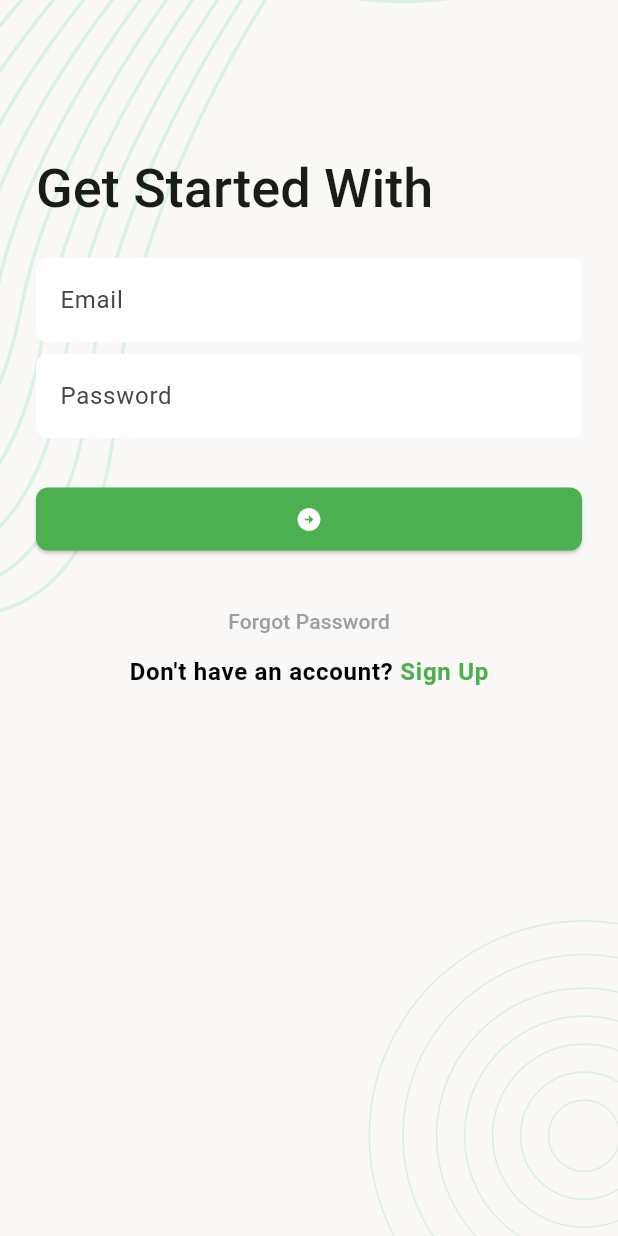
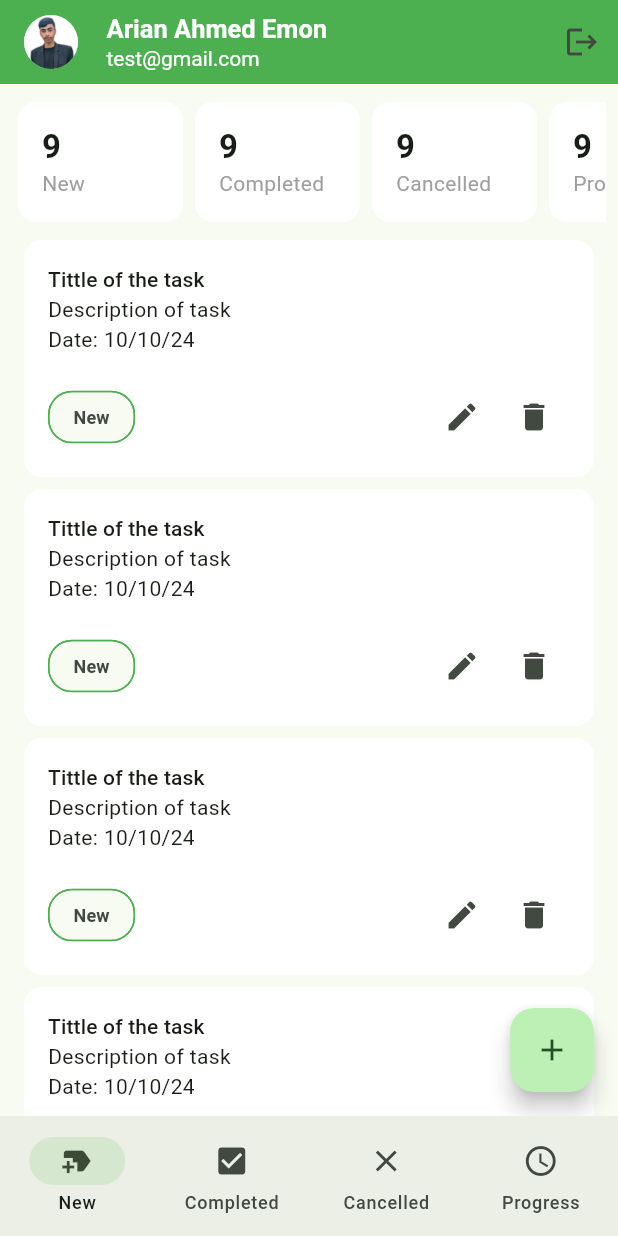
Before and after one commit to arian-ahamed-emon/simple_task_manager-, a Flutter app: the SignInScreen screen opened directly, after a tap on the "arrow circle right" icon, on a phone screen of 412 x 824 dp. Run offline on Flutter 3.47's test engine with Material 3 defaults, Android fonts, the phone set to English and light mode, and no system bars; our stand-ins replace flutter_svg, pin_code_fields.

Commit message:
updated ui

```diff
--- a/lib/app.dart
+++ b/lib/app.dart
@@ -19,6 +19,7 @@ class _TaskManagerState extends State<TaskManager> {
           inputDecorationTheme: _inputDecorationTheme(),
           elevatedButtonTheme: _elevatedButtonThemeData()),
       home: const SplashScreen(),
+      debugShowCheckedModeBanner: false,
     );
   }
 }
@@ -28,7 +29,7 @@ ElevatedButtonThemeData _elevatedButtonThemeData() {
     style: ElevatedButton.styleFrom(
         backgroundColor: AppColors.themecolor,
         foregroundColor: Colors.white,
-        padding: EdgeInsets.symmetric(horizontal: 16, vertical: 12),
+        padding: const EdgeInsets.symmetric(horizontal: 16, vertical: 12),
         fixedSize: const Size.fromWidth(double.maxFinite),
         shape: RoundedRectangleBorder(borderRadius: BorderRadius.circular(8))),
   );
--- a/lib/ui/screens/forgot_password_email_screen.dart
+++ b/lib/ui/screens/forgot_password_email_screen.dart
@@ -89,7 +89,7 @@ class _ForgotPasswordEmailScreenState extends State<ForgotPasswordEmailScreen> {
         children: [
           TextSpan(
             text: "Sign in",
-            style: TextStyle(color: AppColors.themecolor),
+            style: const TextStyle(color: AppColors.themecolor),
             recognizer: TapGestureRecognizer()
               ..onTap = () {
                 Navigator.pop(context);
@@ -104,7 +104,7 @@ class _ForgotPasswordEmailScreenState extends State<ForgotPasswordEmailScreen> {
     Navigator.push(
       context,
       MaterialPageRoute(
-        builder: (context) => ForgotPasswordOtpScreen(),
+        builder: (context) => const ForgotPasswordOtpScreen(),
       ),
     );
   }
--- /dev/null
+++ b/lib/ui/screens/main_bottom_nav_bar_screen.dart
@@ -0,0 +1,45 @@
+import 'package:flutter/material.dart';
+import 'package:task_manager/ui/screens/cancelled_task_screen.dart';
+import 'package:task_manager/ui/screens/compeleted_task_screen.dart';
+import 'package:task_manager/ui/screens/new_task_screen.dart';
+import 'package:task_manager/ui/screens/progress_task_screen.dart';
+import 'package:task_manager/ui/widgets/tm_app_bar.dart';
+
+class MainBottomNavBarScreen extends StatefulWidget {
+  const MainBottomNavBarScreen({super.key});
+
+  @override
+  State<MainBottomNavBarScreen> createState() => _MainBottomNavBarScreenState();
+}
+
+class _MainBottomNavBarScreenState extends State<MainBottomNavBarScreen> {
+  int _selectedIndex = 0;
+  final List<Widget> _screens = const [
+    NewTaskScreen(),
+    CompletedTaskScreen(),
+    CancelledTaskScreen(),
+    ProgressTaskScreen()
+  ];
+
+  @override
+  Widget build(BuildContext context) {
+    return Scaffold(
+      appBar: const TMAppBar(),
+      body: _screens[_selectedIndex],
+      bottomNavigationBar: NavigationBar(
+          selectedIndex: _selectedIndex,
+          onDestinationSelected: (int index) {
+            _selectedIndex = index;
+            setState(() {});
+          },
+          destinations: const [
+            NavigationDestination(icon: Icon(Icons.new_label), label: 'New'),
+            NavigationDestination(
+                icon: Icon(Icons.check_box), label: 'Completed'),
+            NavigationDestination(icon: Icon(Icons.close), label: 'Cancelled'),
+            NavigationDestination(
+                icon: Icon(Icons.access_time_outlined), label: 'Progress'),
+          ]),
+    );
+  }
+}
--- /dev/null
+++ b/lib/ui/screens/new_task_screen.dart
@@ -0,0 +1,78 @@
+import 'package:flutter/material.dart';
+import 'package:task_manager/ui/screens/add_new_task_screen.dart';
+import 'package:task_manager/ui/widgets/task_card.dart';
+
+import '../widgets/task_summary_card.dart';
+
+class NewTaskScreen extends StatefulWidget {
+  const NewTaskScreen({super.key});
+
+  @override
+  State<NewTaskScreen> createState() => _NewTaskScreenState();
+}
+
+class _NewTaskScreenState extends State<NewTaskScreen> {
+  @override
+  Widget build(BuildContext context) {
+    return Scaffold(
+      body: Column(
+        children: [
+          buildSummarySection(),
+          Expanded(
+            child: ListView.separated(
+              itemCount: 10,
+              itemBuilder: (context, index) {
+                return const TaskCard();
+              },
+              separatorBuilder: (context, index) {
+                return const SizedBox(
+                  height: 8,
+                );
+              },
+            ),
+          )
+        ],
+      ),
+      floatingActionButton: FloatingActionButton(
+          onPressed: __onTapFAB, child: const Icon(Icons.add)),
+    );
+  }
+
+  Padding buildSummarySection() {
+    return const Padding(
+      padding: EdgeInsets.all(8.0),
+      child: SingleChildScrollView(
+        scrollDirection: Axis.horizontal,
+        child: Row(
+          children: [
+            TaskSummaryCard(
+              count: 9,
+              tittle: 'New',
+            ),
+            TaskSummaryCard(
+              count: 9,
+              tittle: 'Completed',
+            ),
+            TaskSummaryCard(
+              count: 9,
+              tittle: 'Cancelled',
+            ),
+            TaskSummaryCard(
+              count: 9,
+              tittle: 'Progress',
+            ),
+          ],
+        ),
+      ),
+    );
+  }
+
+  void __onTapFAB() {
+    Navigator.push(
+      context,
+      MaterialPageRoute(
+        builder: (context) => const AddNewTaskScreen(),
+      ),
+    );
+  }
+}
--- a/lib/ui/screens/reset_password_screen.dart
+++ b/lib/ui/screens/reset_password_screen.dart
@@ -13,9 +13,7 @@ class ResetPasswordScreen extends StatefulWidget {
 class _ResetPasswordScreenState extends State<ResetPasswordScreen> {
   @override
   Widget build(BuildContext context) {
-    TextTheme textTheme = Theme
-        .of(context)
-        .textTheme;
+    TextTheme textTheme = Theme.of(context).textTheme;
 
     return Scaffold(
       body: SingleChildScrollView(
--- a/lib/ui/screens/sign_in_screen.dart
+++ b/lib/ui/screens/sign_in_screen.dart
@@ -1,6 +1,7 @@
 import 'package:flutter/gestures.dart';
 import 'package:flutter/material.dart';
 import 'package:task_manager/ui/screens/forgot_password_email_screen.dart';
+import 'package:task_manager/ui/screens/main_bottom_nav_bar_screen.dart';
 import 'package:task_manager/ui/screens/signup_screen.dart';
 import 'package:task_manager/ui/utils/app_colors.dart';
 import 'package:task_manager/ui/widgets/screen_background.dart';
@@ -102,13 +103,18 @@ class _SignInScreenState extends State<SignInScreen> {
     Navigator.push(
       context,
       MaterialPageRoute(
-        builder: (context) => ForgotPasswordEmailScreen(),
+        builder: (context) => const ForgotPasswordEmailScreen(),
       ),
     );
   }
 
   void _onTapNextButton() {
-    // TODO: Implement Next Button logic
+    Navigator.pushAndRemoveUntil(
+        context,
+        MaterialPageRoute(
+          builder: (context) => const MainBottomNavBarScreen(),
+        ),
+        (_) => false);
   }
 
   void _onTapSignUpButton() {
--- a/lib/ui/screens/signup_screen.dart
+++ b/lib/ui/screens/signup_screen.dart
@@ -103,7 +103,7 @@ class _SignUpScreenState extends State<SignUpScreen> {
         children: [
           TextSpan(
             text: "Sign in",
-            style: TextStyle(color: AppColors.themecolor),
+            style: const TextStyle(color: AppColors.themecolor),
             recognizer: TapGestureRecognizer()
               ..onTap = () {
                 Navigator.pop(context);
--- a/lib/ui/widgets/screen_background.dart
+++ b/lib/ui/widgets/screen_background.dart
@@ -18,7 +18,6 @@ class ScreenBackground extends StatelessWidget {
         fit: BoxFit.cover,
       ),
       SafeArea(child: child),
-    ]
-    );
+    ]);
   }
 }
--- /dev/null
+++ b/lib/ui/widgets/task_card.dart
@@ -0,0 +1,102 @@
+import 'package:flutter/material.dart';
+import 'package:task_manager/ui/utils/app_colors.dart';
+
+class TaskCard extends StatefulWidget {
+  const TaskCard({
+    super.key,
+  });
+
+  @override
+  State<TaskCard> createState() => _TaskCardState();
+}
+
+class _TaskCardState extends State<TaskCard> {
+  @override
+  Widget build(BuildContext context) {
+    return Card(
+      elevation: 0,
+      color: Colors.white,
+      margin: const EdgeInsets.symmetric(horizontal: 16),
+      child: Padding(
+        padding: const EdgeInsets.all(16),
+        child: Column(
+          crossAxisAlignment: CrossAxisAlignment.start,
+          children: [
+            Text(
+              'Tittle of the task',
+              style: Theme.of(context).textTheme.titleSmall,
+            ),
+            const Text(
+              'Description of task',
+            ),
+            const Text(
+              'Date: 10/10/24',
+            ),
+            const SizedBox(
+              height: 18,
+            ),
+            Row(
+              mainAxisAlignment: MainAxisAlignment.spaceBetween,
+              crossAxisAlignment: CrossAxisAlignment.center,
+              children: [
+                buildTaskStatus(),
+                Wrap(
+                  children: [
+                    IconButton(
+                        onPressed: _onTapEditButton, icon: const Icon(Icons.edit)),
+                    IconButton(
+                        onPressed: _onTapDeleteButton,
+                        icon: const Icon(Icons.delete)),
+                  ],
+                )
+              ],
+            )
+          ],
+        ),
+      ),
+    );
+  }
+
+  void _onTapEditButton() {
+    showDialog(
+      context: context,
+      builder: (context) {
+        return AlertDialog(
+          title: const Text('Edit Status'),
+          content: Column(
+            mainAxisSize: MainAxisSize.min,
+            children: ['New', 'Completed', 'Cancelled', 'Progress'].map((e) {
+              return ListTile(
+                onTap: (){},
+                title: Text(e),
+              );
+            }).toList(),
+          ),
+          actions: [
+            TextButton(
+                onPressed: () {
+                  Navigator.pop(context);
+                },
+                child: const Text('Cancel')),
+            TextButton(onPressed: () {}, child: const Text('Okey')),
+          ],
+        );
+      },
+    );
+  }
+
+  void _onTapDeleteButton() {}
+
+  Chip buildTaskStatus() {
+    return Chip(
+      label: const Text(
+        'New',
+        style: TextStyle(fontSize: 12, fontWeight: FontWeight.bold),
+      ),
+      shape: RoundedRectangleBorder(
+        borderRadius: BorderRadius.circular(16),
+      ),
+      side: const BorderSide(color: AppColors.themecolor),
+    );
+  }
+}
--- /dev/null
+++ b/lib/ui/widgets/task_summary_card.dart
@@ -0,0 +1,43 @@
+import 'package:flutter/material.dart';
+
+class TaskSummaryCard extends StatelessWidget {
+  const TaskSummaryCard({
+    super.key,
+    required this.tittle,
+    required this.count,
+  });
+
+  final String tittle;
+  final int count;
+
+  @override
+  Widget build(BuildContext context) {
+    return Card(
+      color: Colors.white,
+      elevation: 0,
+      child: SizedBox(
+        width: 110,
+        child: Padding(
+          padding: const EdgeInsets.all(16),
+          child: Column(
+            crossAxisAlignment: CrossAxisAlignment.start,
+            children: [
+              Text(
+                '$count',
+                style: Theme.of(context)
+                    .textTheme
+                    .titleLarge
+                    ?.copyWith(fontWeight: FontWeight.w600),
+              ),
+              FittedBox(
+                  child: Text(
+                tittle,
+                style: const TextStyle(color: Colors.grey),
+              ))
+            ],
+          ),
+        ),
+      ),
+    );
+  }
+}
--- /dev/null
+++ b/lib/ui/widgets/tm_app_bar.dart
@@ -0,0 +1,77 @@
+import 'package:flutter/material.dart';
+import 'package:task_manager/ui/screens/profile_screen.dart';
+import 'package:task_manager/ui/screens/sign_in_screen.dart';
+import 'package:task_manager/ui/utils/app_colors.dart';
+
+class TMAppBar extends StatelessWidget implements PreferredSizeWidget {
+  const TMAppBar({
+    super.key,
+    this.isProfileScreenOpen = false,
+  });
+
+  final bool isProfileScreenOpen;
+
+  @override
+  Widget build(BuildContext context) {
+    return GestureDetector(
+      onTap: () {
+        if (isProfileScreenOpen){
+          return;
+        }
+        Navigator.push(
+          context,
+          MaterialPageRoute(
+            builder: (context) => const ProfileScreen(),
+          ),
+        );
+      },
+      child: AppBar(
+        backgroundColor: AppColors.themecolor,
+        title: const Row(
+          children: [
+            CircleAvatar(
+              radius: 18,
+              backgroundImage: AssetImage('assets/images/profile.png'),
+            ),
+            SizedBox(
+              width: 19,
+            ),
+            Expanded(
+              child: Column(
+                crossAxisAlignment: CrossAxisAlignment.start,
+                children: [
+                  Text(
+                    'Arian Ahmed Emon',
+                    style: TextStyle(
+                        fontSize: 17,
+                        color: Colors.white,
+                        fontWeight: FontWeight.w600),
+                  ),
+                  Text(
+                    'test@gmail.com',
+                    style: TextStyle(fontSize: 14, color: Colors.white),
+                  ),
+                ],
+              ),
+            )
+          ],
+        ),
+        actions: [
+          IconButton(
+              onPressed: () {
+                Navigator.pushAndRemoveUntil(
+                    context,
+                    MaterialPageRoute(
+                      builder: (context) => const SignInScreen(),
+                    ),
+                    (_) => false);
+              },
+              icon: const Icon(Icons.logout))
+        ],
+      ),
+    );
+  }
+
+  @override
+  Size get preferredSize => const Size.fromHeight(kToolbarHeight);
+}
```
Also changed, not shown: lib/data/models/network_response.dart (added, +12 -0 lines), lib/ui/screens/add_new_task_screen.dart (added, +53 -0 lines), lib/ui/screens/cancelled_task_screen.dart (added, +22 -0 lines), lib/ui/screens/compeleted_task_screen.dart (added, +21 -0 lines), lib/ui/screens/forgot_password_otp_screen.dart (+4 -4 lines), lib/ui/screens/profile_screen.dart (added, +120 -0 lines), lib/ui/screens/progress_task_screen.dart (added, +22 -0 lines), assets/images/profile.png (added), lib/data/service/network_caller.dart (added).
